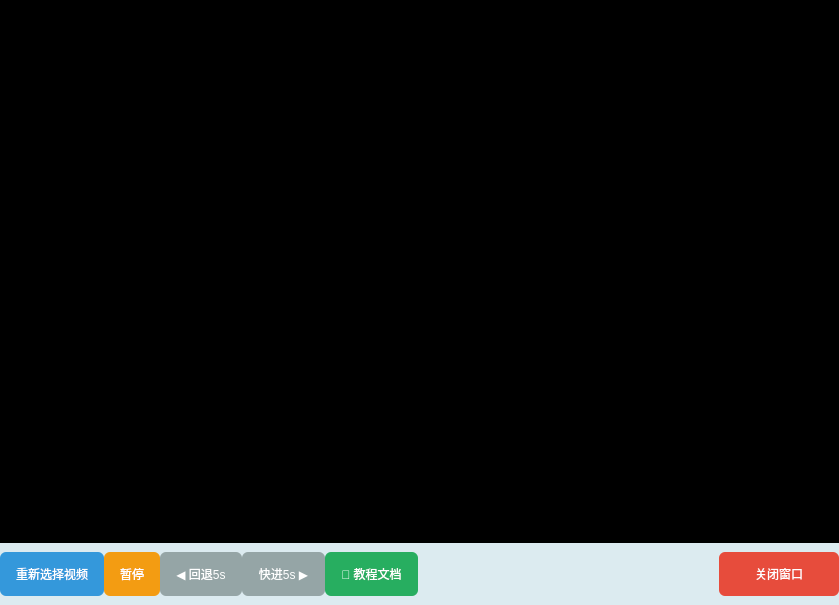
First picture: the form in librecad/src/OCRdemo/Guide.ui, repository Hcj1108/Librecad_AFP5000, before the edit.
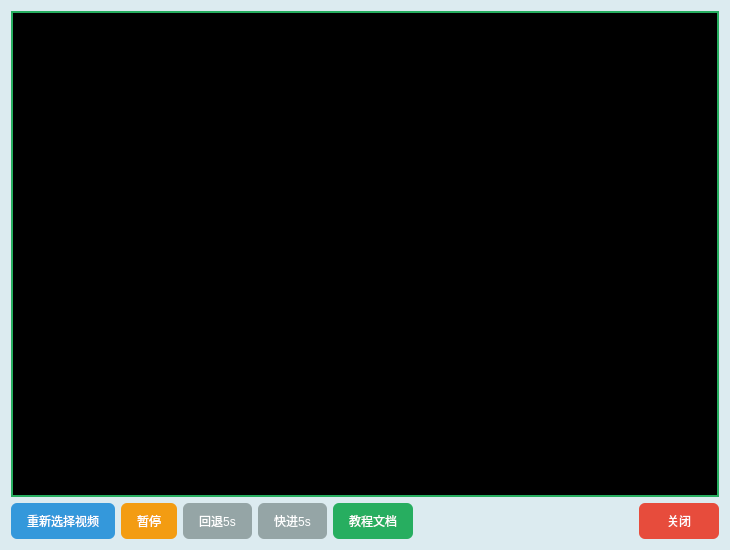
Second picture: the form after the edit. Icons and pictures are not drawn.

```diff
--- a/librecad/src/OCRdemo/Guide.ui
+++ b/librecad/src/OCRdemo/Guide.ui
@@ -6,8 +6,8 @@
    <rect>
     <x>0</x>
     <y>0</y>
-    <width>839</width>
-    <height>605</height>
+    <width>730</width>
+    <height>550</height>
    </rect>
   </property>
   <property name="sizePolicy">
@@ -38,56 +38,33 @@
   <property name="styleSheet">
    <string notr="true">background-color:rgb(220, 235, 240);</string>
   </property>
-  <layout class="QVBoxLayout" name="mainLayout" stretch="7,0">
-   <property name="spacing">
-    <number>0</number>
-   </property>
-   <property name="leftMargin">
-    <number>0</number>
-   </property>
-   <property name="topMargin">
-    <number>0</number>
-   </property>
-   <property name="rightMargin">
-    <number>0</number>
-   </property>
-   <property name="bottomMargin">
-    <number>0</number>
-   </property>
+  <layout class="QVBoxLayout" name="verticalLayout" stretch="9,1">
+   <item>
+    <layout class="QHBoxLayout" name="horizontalLayout">
    <item>
     <widget class="QWidget" name="widget" native="true">
      <property name="styleSheet">
-      <string notr="true">background-color: rgb(0, 0, 0);</string>
+        <string notr="true">background-color: rgb(0, 0, 0);
+border: 2px solid #27ae60;</string>
      </property>
     </widget>
    </item>
+    </layout>
+   </item>
    <item>
-    <widget class="QWidget" name="widget_2" native="true">
-     <property name="minimumSize">
-      <size>
-       <width>0</width>
-       <height>60</height>
-      </size>
-     </property>
-     <property name="styleSheet">
-      <string notr="true"/>
-     </property>
-     <layout class="QHBoxLayout" name="btnLayout">
-      <property name="spacing">
-       <number>0</number>
-      </property>
-      <property name="leftMargin">
-       <number>0</number>
-      </property>
-      <property name="rightMargin">
-       <number>0</number>
-      </property>
+    <layout class="QHBoxLayout" name="horizontalLayout_2">
       <item>
        <widget class="QPushButton" name="pushButton">
         <property name="minimumSize">
          <size>
           <width>0</width>
-          <height>44</height>
+         <height>36</height>
+        </size>
+       </property>
+       <property name="maximumSize">
+        <size>
+         <width>16777215</width>
+         <height>36</height>
          </size>
         </property>
         <property name="styleSheet">
@@ -97,6 +74,12 @@
         <property name="text">
          <string>重新选择视频</string>
         </property>
+       <property name="iconSize">
+        <size>
+         <width>28</width>
+         <height>28</height>
+        </size>
+       </property>
        </widget>
       </item>
       <item>
@@ -104,7 +87,13 @@
         <property name="minimumSize">
          <size>
           <width>0</width>
-          <height>44</height>
+         <height>36</height>
+        </size>
+       </property>
+       <property name="maximumSize">
+        <size>
+         <width>16777215</width>
+         <height>36</height>
          </size>
         </property>
         <property name="styleSheet">
@@ -114,6 +103,12 @@
         <property name="text">
          <string>暂停</string>
         </property>
+       <property name="iconSize">
+        <size>
+         <width>28</width>
+         <height>28</height>
+        </size>
+       </property>
        </widget>
       </item>
       <item>
@@ -121,7 +116,13 @@
         <property name="minimumSize">
          <size>
           <width>0</width>
-          <height>44</height>
+         <height>36</height>
+        </size>
+       </property>
+       <property name="maximumSize">
+        <size>
+         <width>16777215</width>
+         <height>36</height>
          </size>
         </property>
         <property name="styleSheet">
@@ -129,7 +130,13 @@
 QPushButton:hover{background: #7f8c8d;}</string>
         </property>
         <property name="text">
-         <string>◀ 回退5s</string>
+        <string>回退5s</string>
+       </property>
+       <property name="iconSize">
+        <size>
+         <width>28</width>
+         <height>28</height>
+        </size>
         </property>
        </widget>
       </item>
@@ -138,7 +145,13 @@
         <property name="minimumSize">
          <size>
           <width>0</width>
-          <height>44</height>
+         <height>36</height>
+        </size>
+       </property>
+       <property name="maximumSize">
+        <size>
+         <width>16777215</width>
+         <height>36</height>
          </size>
         </property>
         <property name="styleSheet">
@@ -146,7 +159,13 @@
 QPushButton:hover{background: #7f8c8d;}</string>
         </property>
         <property name="text">
-         <string>快进5s ▶</string>
+        <string>快进5s</string>
+       </property>
+       <property name="iconSize">
+        <size>
+         <width>28</width>
+         <height>28</height>
+        </size>
         </property>
        </widget>
       </item>
@@ -155,7 +174,13 @@
         <property name="minimumSize">
          <size>
           <width>0</width>
-          <height>44</height>
+         <height>36</height>
+        </size>
+       </property>
+       <property name="maximumSize">
+        <size>
+         <width>16777215</width>
+         <height>36</height>
          </size>
         </property>
         <property name="styleSheet">
@@ -163,7 +188,17 @@
 QPushButton:hover{background: #229954;}</string>
         </property>
         <property name="text">
-         <string>📄 教程文档</string>
+        <string>教程文档</string>
+       </property>
+       <property name="icon">
+        <iconset resource="../OCRdemo.qrc">
+         <normaloff>:/PIC/Resources/PICs/Wenjian.png</normaloff>:/PIC/Resources/PICs/Wenjian.png</iconset>
+       </property>
+       <property name="iconSize">
+        <size>
+         <width>20</width>
+         <height>20</height>
+        </size>
         </property>
        </widget>
       </item>
@@ -184,21 +219,36 @@
        <widget class="QPushButton" name="pushButton_2">
         <property name="minimumSize">
          <size>
-          <width>120</width>
-          <height>44</height>
+         <width>80</width>
+         <height>36</height>
+        </size>
+       </property>
+       <property name="maximumSize">
+        <size>
+         <width>80</width>
+         <height>36</height>
          </size>
         </property>
         <property name="styleSheet">
-         <string notr="true">QPushButton{font: bold 15px &quot;Microsoft YaHei&quot;; background: #e74c3c; color: white; border-radius: 6px; padding: 8px 16px;}
+        <string notr="true">QPushButton{font: bold 12px &quot;Microsoft YaHei&quot;; background: #e74c3c; color: white; border-radius: 6px; padding: 6px 14px;}
 QPushButton:hover{background: #c0392b;}</string>
         </property>
         <property name="text">
-         <string>关闭窗口</string>
+        <string>关闭</string>
+       </property>
+       <property name="icon">
+        <iconset resource="../OCRdemo.qrc">
+         <normaloff>:/PIC/Resources/PICs/Fanhui.png</normaloff>:/PIC/Resources/PICs/Fanhui.png</iconset>
+       </property>
+       <property name="iconSize">
+        <size>
+         <width>20</width>
+         <height>20</height>
+        </size>
         </property>
        </widget>
       </item>
      </layout>
-    </widget>
    </item>
   </layout>
  </widget>
```
Lines whose indentation alone changed are shown as unchanged.
